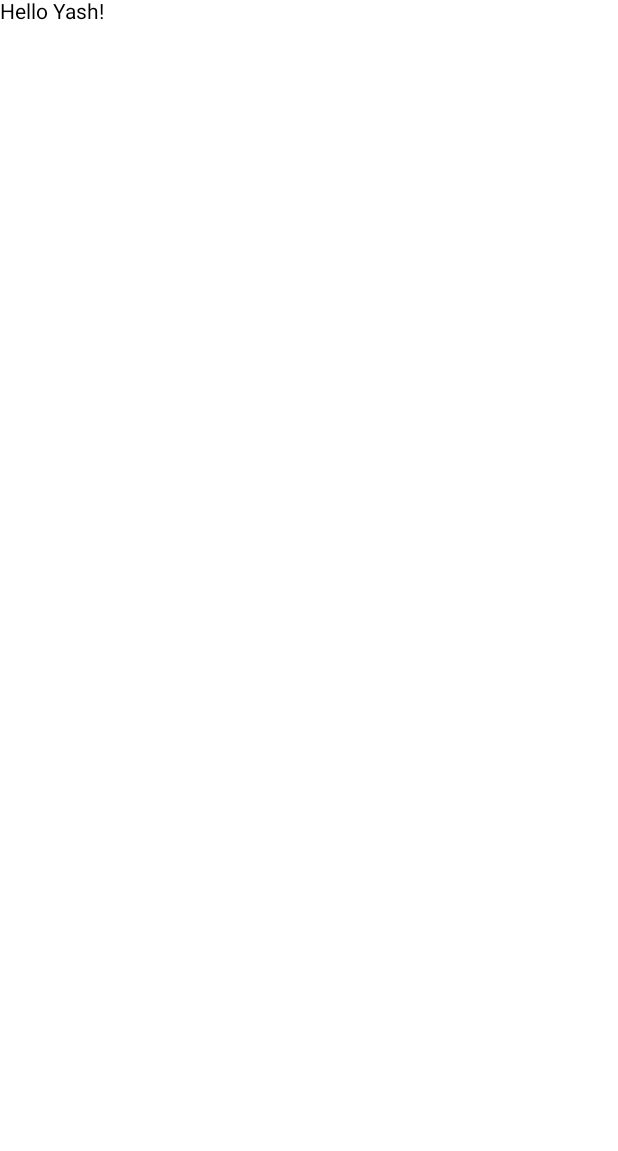
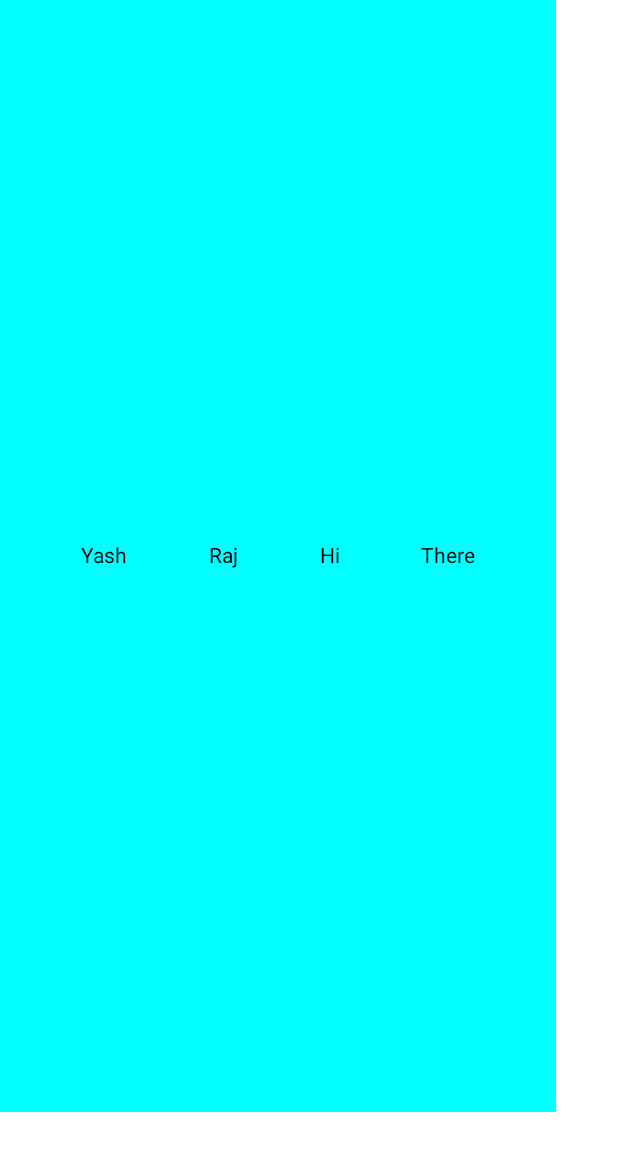
Before and after one commit to Yash-Raj-Singh/FirstCompose, an Android app built with Jetpack Compose: the screen it shows after launch (MainActivity), on a phone screen of 412 x 824 dp. Before the commit the part shown is almost empty. Shown: the top 1151 px of the screen. Run offline under Robolectric (Android 15) with nearby library versions, the phone set to English and light mode, and no system bars.

Commit message:
Learned to use Rows and Columns and Resizing Views.

```diff
--- a/app/src/main/java/com/example/firstcompose/MainActivity.kt
+++ b/app/src/main/java/com/example/firstcompose/MainActivity.kt
@@ -3,10 +3,20 @@ package com.example.firstcompose
 import android.os.Bundle
 import androidx.activity.ComponentActivity
 import androidx.activity.compose.setContent
+import androidx.compose.foundation.background
+import androidx.compose.foundation.layout.Arrangement
+import androidx.compose.foundation.layout.Column
+import androidx.compose.foundation.layout.Row
+import androidx.compose.foundation.layout.fillMaxSize
 import androidx.compose.material.MaterialTheme
 import androidx.compose.material.Surface
 import androidx.compose.material.Text
 import androidx.compose.runtime.Composable
+import androidx.compose.ui.Alignment
+import androidx.compose.ui.Modifier
+import androidx.compose.ui.graphics.Color
+import androidx.compose.ui.graphics.RectangleShape
+import androidx.compose.ui.graphics.Shape
 import androidx.compose.ui.tooling.preview.Preview
 import com.example.firstcompose.ui.theme.FirstComposeTheme
 
@@ -14,20 +24,19 @@ class MainActivity : ComponentActivity() {
     override fun onCreate(savedInstanceState: Bundle?) {
         super.onCreate(savedInstanceState)
         setContent {
-            Greeting(name = "Yash")
+
+            Row(
+                modifier = Modifier
+                    .background(Color.Cyan)
+                    .fillMaxSize(0.9f),
+                horizontalArrangement = Arrangement.SpaceEvenly,
+                verticalAlignment = Alignment.CenterVertically
+            ) {
+                Text(text = "Yash")
+                Text(text = "Raj")
+                Text(text = "Hi")
+                Text(text = "There")
+            }
         }
     }
 }
-
-@Composable
-fun Greeting(name: String) {
-    Text(text = "Hello $name!")
-}
-
-@Preview(showBackground = true)
-@Composable
-fun DefaultPreview() {
-    FirstComposeTheme {
-        Greeting("Android")
-    }
-}
```
